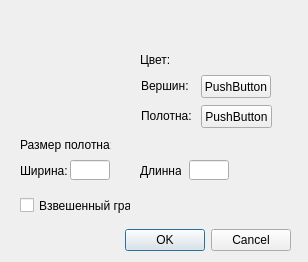
This is settingsdialog.ui in rusetski-k/digraph-editor as Qt 5 draws it before an edit. The edited form follows.
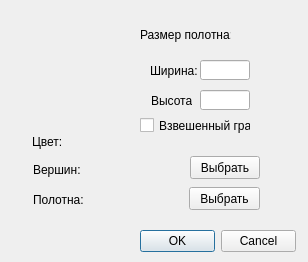
This is the edited form. Icons and pictures are not drawn.

```diff
--- a/settingsdialog.ui
+++ b/settingsdialog.ui
@@ -20,27 +20,11 @@
   <property name="toolTip">
    <string/>
   </property>
-  <widget class="QDialogButtonBox" name="buttonBox">
+  <widget class="QCheckBox" name="wArc">
    <property name="geometry">
     <rect>
-     <x>120</x>
-     <y>220</y>
-     <width>171</width>
-     <height>41</height>
-    </rect>
-   </property>
-   <property name="orientation">
-    <enum>Qt::Horizontal</enum>
-   </property>
-   <property name="standardButtons">
-    <set>QDialogButtonBox::Cancel|QDialogButtonBox::Ok</set>
-   </property>
-  </widget>
-  <widget class="QCheckBox" name="checkBox">
-   <property name="geometry">
-    <rect>
-     <x>20</x>
-     <y>190</y>
+     <x>140</x>
+     <y>110</y>
      <width>111</width>
      <height>31</height>
     </rect>
@@ -52,35 +36,35 @@
   <widget class="QPushButton" name="nodeColor">
    <property name="geometry">
     <rect>
-     <x>201</x>
-     <y>75</y>
+     <x>190</x>
+     <y>156</y>
      <width>70</width>
      <height>23</height>
     </rect>
    </property>
    <property name="text">
-    <string>PushButton</string>
+    <string>Выбрать</string>
    </property>
   </widget>
   <widget class="QPushButton" name="BgColor">
    <property name="geometry">
     <rect>
-     <x>201</x>
-     <y>105</y>
+     <x>189</x>
+     <y>187</y>
      <width>71</width>
      <height>23</height>
     </rect>
    </property>
    <property name="text">
-    <string>PushButton</string>
+    <string>Выбрать</string>
    </property>
   </widget>
-  <widget class="QLabel" name="label">
+  <widget class="QLabel" name="Vertexes">
    <property name="geometry">
     <rect>
-     <x>141</x>
-     <y>75</y>
-     <width>71</width>
+     <x>33</x>
+     <y>159</y>
+     <width>51</width>
      <height>21</height>
     </rect>
    </property>
@@ -91,8 +75,8 @@
   <widget class="QLabel" name="label_2">
    <property name="geometry">
     <rect>
-     <x>20</x>
-     <y>160</y>
+     <x>150</x>
+     <y>60</y>
      <width>51</width>
      <height>21</height>
     </rect>
@@ -101,11 +85,11 @@
     <string>Ширина:</string>
    </property>
   </widget>
-  <widget class="QLabel" name="label_3">
+  <widget class="QLabel" name="Canv">
    <property name="geometry">
     <rect>
-     <x>141</x>
-     <y>105</y>
+     <x>33</x>
+     <y>189</y>
      <width>71</width>
      <height>21</height>
     </rect>
@@ -117,22 +101,22 @@
   <widget class="QLabel" name="label_4">
    <property name="geometry">
     <rect>
-     <x>140</x>
-     <y>160</y>
+     <x>151</x>
+     <y>90</y>
      <width>41</width>
      <height>21</height>
     </rect>
    </property>
    <property name="text">
-    <string>Длинна:</string>
+    <string>Высота:</string>
    </property>
   </widget>
   <widget class="QLineEdit" name="wCanvas">
    <property name="geometry">
     <rect>
-     <x>70</x>
-     <y>160</y>
-     <width>40</width>
+     <x>200</x>
+     <y>60</y>
+     <width>50</width>
      <height>20</height>
     </rect>
    </property>
@@ -140,9 +124,9 @@
   <widget class="QLineEdit" name="hCanvas">
    <property name="geometry">
     <rect>
-     <x>189</x>
-     <y>160</y>
-     <width>40</width>
+     <x>200</x>
+     <y>90</y>
+     <width>50</width>
      <height>20</height>
     </rect>
    </property>
@@ -184,8 +168,8 @@
   <widget class="QLabel" name="label_6">
    <property name="geometry">
     <rect>
-     <x>20</x>
-     <y>130</y>
+     <x>140</x>
+     <y>20</y>
      <width>91</width>
      <height>30</height>
     </rect>
@@ -197,8 +181,8 @@
   <widget class="QLabel" name="label_7">
    <property name="geometry">
     <rect>
-     <x>140</x>
-     <y>45</y>
+     <x>32</x>
+     <y>127</y>
      <width>40</width>
      <height>30</height>
     </rect>
@@ -207,6 +191,51 @@
     <string>Цвет:</string>
    </property>
   </widget>
+  <widget class="QLabel" name="label">
+   <property name="enabled">
+    <bool>true</bool>
+   </property>
+   <property name="geometry">
+    <rect>
+     <x>92</x>
+     <y>160</y>
+     <width>90</width>
+     <height>18</height>
+    </rect>
+   </property>
+   <property name="text">
+    <string/>
+   </property>
+  </widget>
+  <widget class="QLabel" name="label_3">
+   <property name="enabled">
+    <bool>true</bool>
+   </property>
+   <property name="geometry">
+    <rect>
+     <x>92</x>
+     <y>190</y>
+     <width>90</width>
+     <height>18</height>
+    </rect>
+   </property>
+   <property name="text">
+    <string/>
+   </property>
+  </widget>
+  <widget class="QDialogButtonBox" name="buttonBox">
+   <property name="geometry">
+    <rect>
+     <x>140</x>
+     <y>230</y>
+     <width>156</width>
+     <height>23</height>
+    </rect>
+   </property>
+   <property name="standardButtons">
+    <set>QDialogButtonBox::Cancel|QDialogButtonBox::Ok</set>
+   </property>
+  </widget>
  </widget>
  <resources>
   <include location="icons.qrc"/>
```
Left out of the diff: 38 changed lines with no effect on the pictures.
